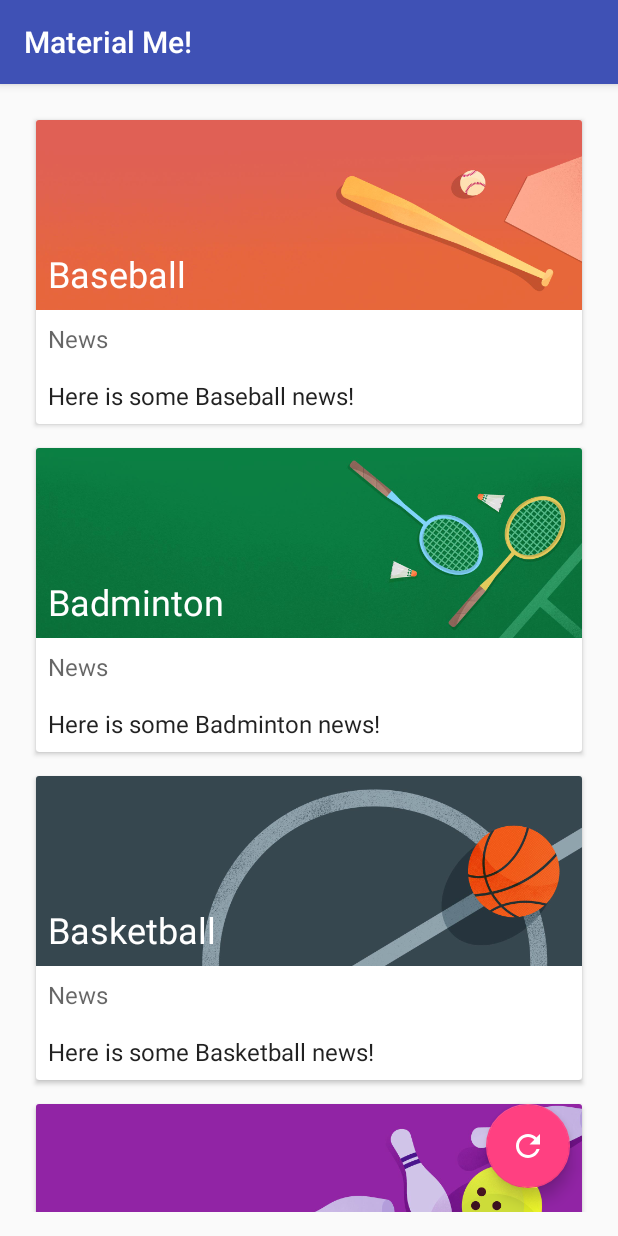
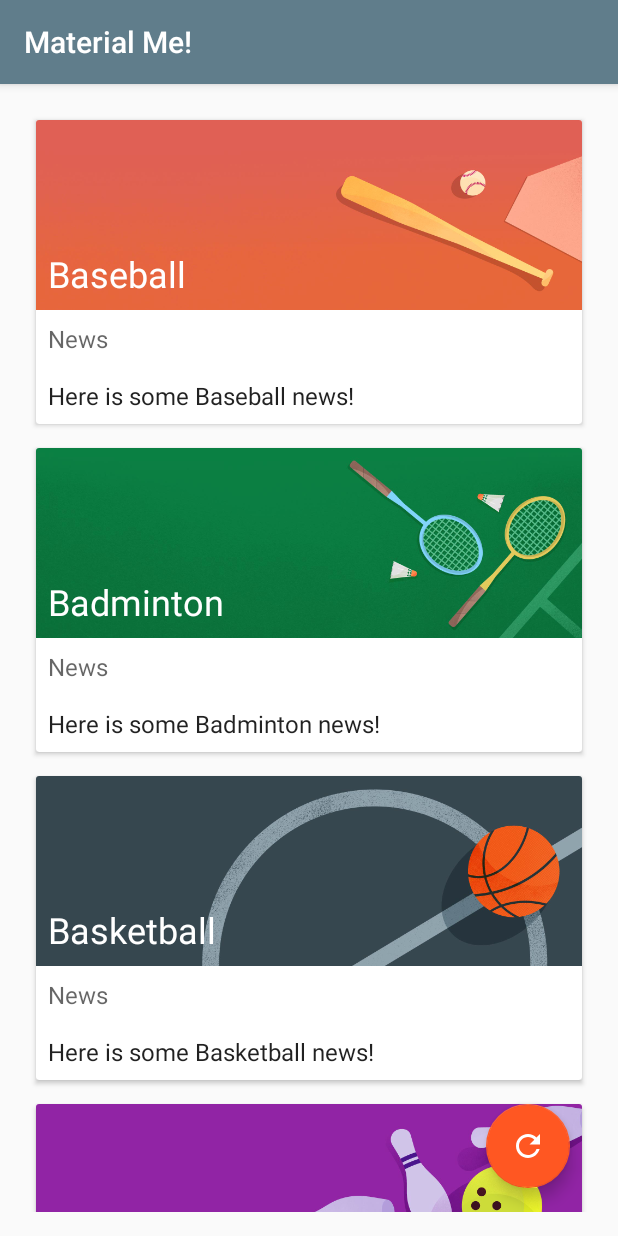
Before and after one commit to thom1376/Lab5, an Android app: the screen it shows after launch (MainActivity), on a phone screen of 412 x 824 dp. Run offline under Robolectric (Android 15) with nearby library versions, the phone set to English and light mode, and no system bars; pictures from the network do not load.

Commit message:
Update color palette in MaterialMe project

```diff
--- a/MaterialMe-Starter/app/src/main/res/layout/activity_main.xml
+++ b/MaterialMe-Starter/app/src/main/res/layout/activity_main.xml
@@ -17,6 +17,7 @@
     xmlns:tools="http://schemas.android.com/tools"
     android:layout_width="match_parent"
     android:layout_height="match_parent"
+    xmlns:app="http://schemas.android.com/apk/res-auto"
     android:paddingLeft="@dimen/activity_horizontal_margin"
     android:paddingTop="@dimen/activity_vertical_margin"
     android:paddingRight="@dimen/activity_horizontal_margin"
@@ -38,6 +39,7 @@
         android:layout_margin="16dp"
         android:onClick="resetSports"
         android:src="@drawable/ic_reset"
-        android:tint="@android:color/white" />
+        android:tint="@android:color/white"
+        app:backgroundTint="@color/colorAccent"/>
 
 </RelativeLayout>
--- a/MaterialMe-Starter/app/src/main/res/values/colors.xml
+++ b/MaterialMe-Starter/app/src/main/res/values/colors.xml
@@ -15,7 +15,7 @@
   limitations under the License.
   -->
 <resources>
-    <color name="colorPrimary">#3F51B5</color>
-    <color name="colorPrimaryDark">#303F9F</color>
-    <color name="colorAccent">#FF4081</color>
+    <color name="colorPrimary">#607D8B</color>
+    <color name="colorPrimaryDark">#37474F</color>
+    <color name="colorAccent">#FF5722</color>
 </resources>
```
